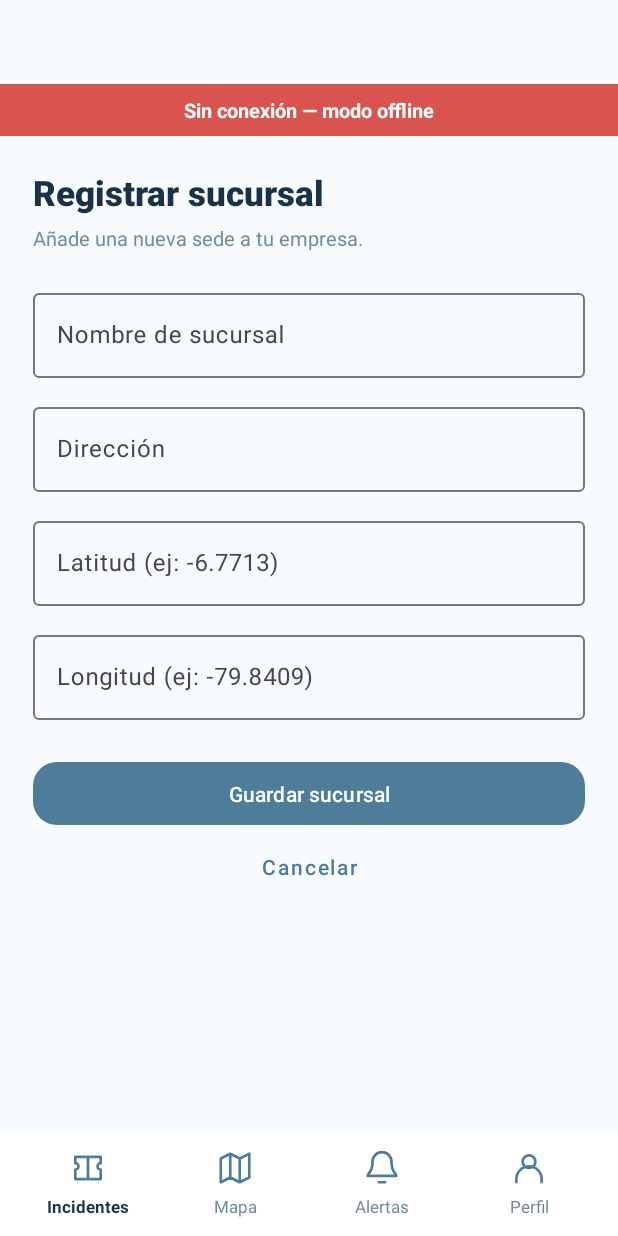
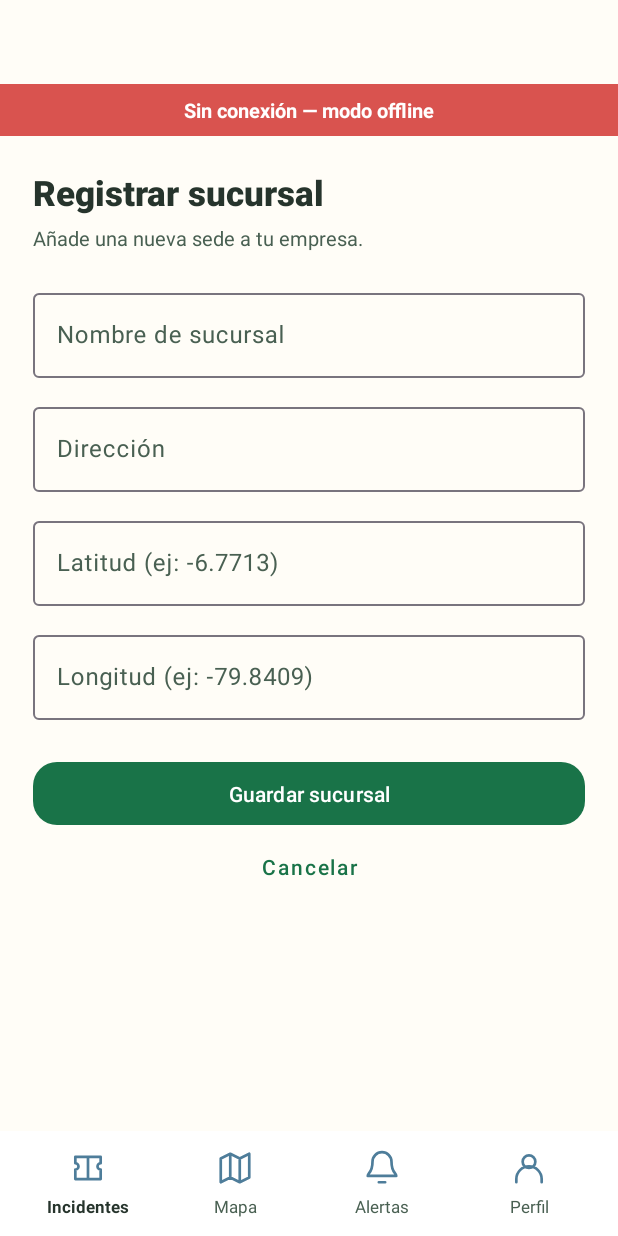
Before and after one commit to DKarelly/AplicacionMovilCaral, an Android app: the AddBranchFragment screen opened through its navigation route, on a phone screen of 412 x 824 dp. Run offline under Robolectric (Android 15) with nearby library versions, the phone set to English and light mode, and no system bars; our stand-ins replace Room's generated code, navigation-ui; 1 statement that could not run was skipped.

Commit message:
feat: Actualizar paleta de colores oficial Molino Caral e implementar selector de Modo Oscuro / Claro

```diff
--- /dev/null
+++ b/app/src/main/res/drawable/ic_dark_mode.xml
@@ -0,0 +1,9 @@
+<vector xmlns:android="http://schemas.android.com/apk/res/android"
+    android:width="24dp"
+    android:height="24dp"
+    android:viewportWidth="24"
+    android:viewportHeight="24">
+  <path
+      android:fillColor="#FFFFFFFF"
+      android:pathData="M12.3,2a10,10 0,0 0,-1.9 0.18,1 1 0,0 0,-0.79 1.15,1 1 0,0 0,1.09 0.82,8 8 0,0 1,1.98 -0.05,8 8 0,1 1,-8.27 8.27,8 8 0,0 1,0.05 -1.98,1 1 0,0 0,-0.82 -1.09,1 1 0,0 0,-1.15 0.79,10 10 0,0 0,-0.18 1.9,10 10 0,1 0,10 -10z"/>
+</vector>
--- /dev/null
+++ b/app/src/main/res/drawable/ic_light_mode.xml
@@ -0,0 +1,9 @@
+<vector xmlns:android="http://schemas.android.com/apk/res/android"
+    android:width="24dp"
+    android:height="24dp"
+    android:viewportWidth="24"
+    android:viewportHeight="24">
+  <path
+      android:fillColor="#FFFFFFFF"
+      android:pathData="M12,7c-2.76,0 -5,2.24 -5,5s2.24,5 5,5 5,-2.24 5,-5 -2.24,-5 -5,-5zM2,13h2c0.55,0 1,-0.45 1,-1s-0.45,-1 -1,-1H2c-0.55,0 -1,0.45 -1,1s0.45,1 1,1zM20,13h2c0.55,0 1,-0.45 1,-1s-0.45,-1 -1,-1h-2c-0.55,0 -1,0.45 -1,1s0.45,1 1,1zM11,2v2c0,0.55 0.45,1 1,1s1,-0.45 1,-1V2c0,-0.55 -0.45,-1 -1,-1s-1,0.45 -1,1zM11,20v2c0,0.55 0.45,1 1,1s1,-0.45 1,-1v-2c0,-0.55 -0.45,-1 -1,-1s-1,0.45 -1,1zM5.99,4.58c-0.39,-0.39 -1.03,-0.39 -1.41,0s-0.39,1.03 0,1.41l1.06,1.06c0.39,0.39 1.03,0.39 1.41,0s0.39,-1.03 0,-1.41L5.99,4.58zM18.36,16.95c-0.39,-0.39 -1.03,-0.39 -1.41,0s-0.39,1.03 0,1.41l1.06,1.06c0.39,0.39 1.03,0.39 1.41,0s0.39,-1.03 0,-1.41l-1.06,-1.06zM7.05,18.36l-1.06,1.06c-0.39,0.39 -0.39,1.03 0,1.41s1.03,0.39 1.41,0l1.06,-1.06c0.39,-0.39 0.39,-1.03 0,-1.41s-1.02,-0.39 -1.41,0zM16.95,5.99l1.06,-1.06c0.39,-0.39 0.39,-1.03 0,-1.41s-1.03,-0.39 -1.41,0l-1.06,1.06c-0.39,0.39 -0.39,1.03 0,1.41s1.03,0.39 1.41,0z"/>
+</vector>
--- a/app/src/main/res/menu/menu_main.xml
+++ b/app/src/main/res/menu/menu_main.xml
@@ -1,4 +1,15 @@
 <?xml version="1.0" encoding="utf-8"?>
-<menu xmlns:android="http://schemas.android.com/apk/res/android" xmlns:app="http://schemas.android.com/apk/res-auto">
-    <item android:id="@+id/action_logout" android:title="Cerrar sesión" app:showAsAction="never" />
+<menu xmlns:android="http://schemas.android.com/apk/res/android"
+    xmlns:app="http://schemas.android.com/apk/res-auto">
+
+    <item
+        android:id="@+id/action_toggle_theme"
+        android:icon="@drawable/ic_dark_mode"
+        android:title="@string/action_toggle_theme"
+        app:showAsAction="ifRoom" />
+
+    <item
+        android:id="@+id/action_logout"
+        android:title="Cerrar sesión"
+        app:showAsAction="never" />
 </menu>
--- a/app/src/main/res/values-night/themes.xml
+++ b/app/src/main/res/values-night/themes.xml
@@ -1,7 +1,18 @@
 <resources xmlns:tools="http://schemas.android.com/tools">
-    <!-- Base application theme. -->
+    <!-- Tema Base de la Aplicación (Modo Oscuro) -->
     <style name="Base.Theme.PY_DAMB2026II" parent="Theme.Material3.DayNight.NoActionBar">
-        <!-- Customize your dark theme here. -->
-        <!-- <item name="colorPrimary">@color/my_dark_primary</item> -->
+        <item name="colorPrimary">@color/caral_green</item>
+        <item name="colorOnPrimary">#FFFFFF</item>
+        <item name="colorPrimaryContainer">@color/caral_dark_green_1</item>
+        <item name="colorOnPrimaryContainer">#EAF3EC</item>
+        <item name="colorSecondary">@color/caral_gold</item>
+        <item name="colorOnSecondary">#18251D</item>
+        <item name="colorTertiary">@color/caral_orange</item>
+        <item name="android:colorBackground">@color/caral_dark_background</item>
+        <item name="colorSurface">@color/caral_dark_card</item>
+        <item name="colorOnSurface">#EAF3EC</item>
+        <item name="colorOnSurfaceVariant">#C9DED0</item>
+        <item name="android:statusBarColor">@color/caral_dark_background</item>
+        <item name="android:navigationBarColor">@color/caral_dark_background</item>
     </style>
 </resources>
--- a/app/src/main/res/values/colors.xml
+++ b/app/src/main/res/values/colors.xml
@@ -1,15 +1,42 @@
 <?xml version="1.0" encoding="utf-8"?>
 <resources>
-    <color name="black">#FF000000</color><color name="white">#FFFFFFFF</color>
-    <color name="colorPrimary">#4E7D9A</color><color name="colorPrimaryDark">#284D65</color><color name="colorAccent">#72A8C7</color>
-    <color name="screenBackground">#F7FBFD</color><color name="screenBackground2">#E5F0F6</color>
-    <color name="buttonBackground">#4E7D9A</color><color name="toolbarIconColor">#243743</color>
-    <color name="productGridBackgroundColor">#F7FBFD</color>
-    <color name="textPrimary">#193247</color><color name="textSecondary">#738C9D</color>
-    <color name="softBlue">#E7F2F8</color><color name="softBlue2">#DCEAF2</color>
-    <color name="softCard">#FFFFFF</color><color name="softBorder">#DEE8EE</color>
-    <color name="softDanger">#F9E2DF</color><color name="textDanger">#CB746B</color>
-    <color name="softWarning">#FFF0D9</color><color name="textWarning">#C18224</color>
-    <color name="softSuccess">#DFEEE7</color><color name="textSuccess">#4A8B70</color>
-    <color name="softInfo">#E7F2F8</color><color name="textInfo">#4E7D9A</color>
+    <!-- Paleta de colores oficial Molino Caral -->
+    <color name="caral_green">#197348</color>
+    <color name="caral_dark_green_1">#145A38</color>
+    <color name="caral_dark_green_2">#0F472D</color>
+    <color name="caral_gold">#F4B82E</color>
+    <color name="caral_cream">#FFFDF7</color>
+    <color name="caral_soft_green">#EAF3EC</color>
+    <color name="caral_soft_green_border">#C9DED0</color>
+    <color name="caral_text_primary">#26342C</color>
+    <color name="caral_text_secondary">#496052</color>
+    <color name="caral_orange">#E85D04</color>
+    <color name="caral_dark_background">#18251D</color>
+    <color name="caral_dark_card">#22352A</color>
+
+    <!-- Compatibilidad con vistas existentes -->
+    <color name="black">#FF000000</color>
+    <color name="white">#FFFFFFFF</color>
+    <color name="colorPrimary">#197348</color>
+    <color name="colorPrimaryDark">#0F472D</color>
+    <color name="colorAccent">#F4B82E</color>
+    <color name="screenBackground">#FFFDF7</color>
+    <color name="screenBackground2">#EAF3EC</color>
+    <color name="buttonBackground">#197348</color>
+    <color name="toolbarIconColor">#26342C</color>
+    <color name="productGridBackgroundColor">#FFFDF7</color>
+    <color name="textPrimary">#26342C</color>
+    <color name="textSecondary">#496052</color>
+    <color name="softBlue">#EAF3EC</color>
+    <color name="softBlue2">#C9DED0</color>
+    <color name="softCard">#FFFDF7</color>
+    <color name="softBorder">#C9DED0</color>
+    <color name="softDanger">#F9E2DF</color>
+    <color name="textDanger">#CB746B</color>
+    <color name="softWarning">#FFF0D9</color>
+    <color name="textWarning">#E85D04</color>
+    <color name="softSuccess">#EAF3EC</color>
+    <color name="textSuccess">#197348</color>
+    <color name="softInfo">#EAF3EC</color>
+    <color name="textInfo">#197348</color>
 </resources>
--- a/app/src/main/res/values/strings.xml
+++ b/app/src/main/res/values/strings.xml
@@ -1,5 +1,6 @@
 <resources>
-    <string name="app_name">IncidentApp</string>
+    <string name="app_name">IncidentCaral</string>
+    <string name="action_toggle_theme">Modo Oscuro / Claro</string>
     <string name="action_settings">Settings</string>
     <!-- Strings used for fragments for navigation -->
     <string name="first_fragment_label">First Fragment</string>
--- a/app/src/main/res/values/themes.xml
+++ b/app/src/main/res/values/themes.xml
@@ -1,17 +1,30 @@
 <resources xmlns:tools="http://schemas.android.com/tools">
-    <!-- Base application theme. -->
+    <!-- Tema Base de la Aplicación (Modo Claro) -->
     <style name="Base.Theme.PY_DAMB2026II" parent="Theme.Material3.DayNight.NoActionBar">
-        <!-- Customize your light theme here. -->
-        <!-- <item name="colorPrimary">@color/my_light_primary</item> -->
+        <item name="colorPrimary">@color/caral_green</item>
+        <item name="colorOnPrimary">@color/caral_cream</item>
+        <item name="colorPrimaryContainer">@color/caral_soft_green</item>
+        <item name="colorOnPrimaryContainer">@color/caral_text_primary</item>
+        <item name="colorSecondary">@color/caral_gold</item>
+        <item name="colorOnSecondary">@color/caral_text_primary</item>
+        <item name="colorTertiary">@color/caral_orange</item>
+        <item name="android:colorBackground">@color/caral_cream</item>
+        <item name="colorSurface">@color/caral_cream</item>
+        <item name="colorOnSurface">@color/caral_text_primary</item>
+        <item name="colorOnSurfaceVariant">@color/caral_text_secondary</item>
+        <item name="android:statusBarColor">@color/caral_green</item>
+        <item name="android:navigationBarColor">@color/caral_dark_background</item>
     </style>
 
     <style name="Theme.PY_DAMB2026II" parent="Base.Theme.PY_DAMB2026II" />
 
-    <style name="Theme.PY_DAMB2026II.Splash" parent="Theme.Material3.DayNight.NoActionBar">
-        <item name="android:windowBackground">@color/colorPrimaryDark</item>
-        <item name="android:windowSplashScreenBackground" tools:targetApi="s">#284D65</item>
-        <item name="android:windowSplashScreenAnimatedIcon" tools:targetApi="s">@android:color/transparent</item>
-        <item name="android:statusBarColor">#72A8C7</item>
-        <item name="android:navigationBarColor">#284D65</item>
+    <style name="Theme.App.Starting" parent="Theme.Material3.DayNight.NoActionBar">
+        <item name="android:windowBackground">@color/caral_green</item>
+        <item name="android:windowSplashScreenBackground" tools:targetApi="s">@color/caral_green</item>
+        <item name="android:windowSplashScreenAnimatedIcon" tools:targetApi="s">@drawable/logo_molino</item>
+        <item name="android:statusBarColor">@color/caral_green</item>
+        <item name="android:navigationBarColor">@color/caral_dark_green_2</item>
     </style>
+
+    <style name="Theme.PY_DAMB2026II.Splash" parent="Theme.App.Starting" />
 </resources>
```
Also changed, not shown: app/src/main/java/com/example/py_damb2026ii/MainActivity.java (+41 -4 lines), app/src/main/java/com/example/py_damb2026ii/application/UsatApplication.java (+7 -0 lines).
